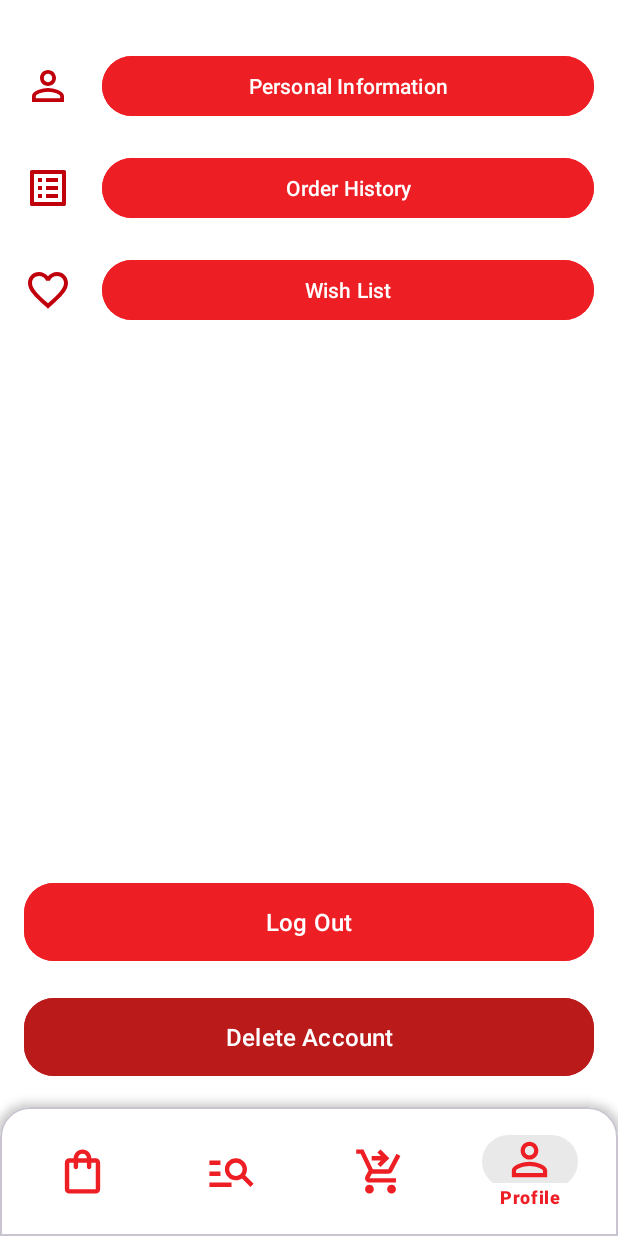
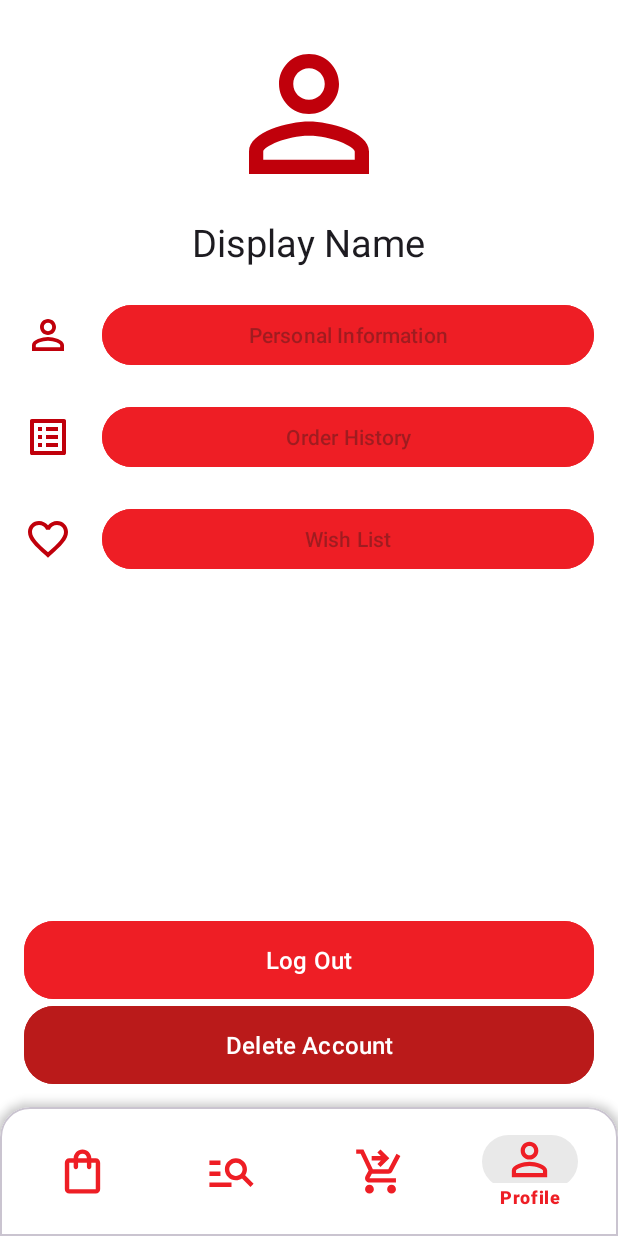
Before and after one commit to Pierce-Robinson/MediaSpace, an Android app: the screen it shows after launch once a user with an empty profile is signed in (HomeActivity), item 4 of the bottom bar chosen, on a phone screen of 412 x 824 dp. Run offline under Robolectric (Android 15) with nearby library versions, the phone set to English and light mode, and no system bars; our stand-ins replace Firebase (no records; nobody signed in at launch, a user with empty details on screens opened directly).

Commit message:
Fixed profile page and added display name

```diff
--- a/app/src/main/java/com/varsitycollege/mediaspace/data/User.kt
+++ b/app/src/main/java/com/varsitycollege/mediaspace/data/User.kt
@@ -1,4 +1,6 @@
 package com.varsitycollege.mediaspace.data
+
+import java.io.Serializable
 
 data class User(
     val id: String ?= null,
@@ -10,4 +12,4 @@ data class User(
     val deliveryAddresses: ArrayList<Delivery> ?= null,
     val orderHistory: ArrayList<Order> ?= null,
     val notifications: Boolean ?= null
-)
+) : Serializable
--- a/app/src/main/java/com/varsitycollege/mediaspace/ui/ProfileFragment.kt
+++ b/app/src/main/java/com/varsitycollege/mediaspace/ui/ProfileFragment.kt
@@ -2,6 +2,7 @@ package com.varsitycollege.mediaspace.ui
 
 import android.content.Intent
 import android.os.Bundle
+import android.text.Editable
 import android.util.Log
 import androidx.fragment.app.Fragment
 import android.view.LayoutInflater
@@ -11,11 +12,15 @@ import android.widget.Toast
 import com.google.android.material.dialog.MaterialAlertDialogBuilder
 import com.google.firebase.auth.FirebaseAuth
 import com.google.firebase.auth.FirebaseUser
+import com.google.firebase.database.DataSnapshot
+import com.google.firebase.database.DatabaseError
 import com.google.firebase.database.DatabaseReference
 import com.google.firebase.database.FirebaseDatabase
+import com.google.firebase.database.ValueEventListener
 import com.varsitycollege.mediaspace.BuildConfig
 import com.varsitycollege.mediaspace.LoginActivity
 import com.varsitycollege.mediaspace.UpdateProfileActivity
+import com.varsitycollege.mediaspace.data.User
 import com.varsitycollege.mediaspace.databinding.FragmentProfileBinding
 
 class ProfileFragment : Fragment() {
@@ -24,6 +29,8 @@ class ProfileFragment : Fragment() {
     private lateinit var auth: FirebaseAuth
     private lateinit var database: FirebaseDatabase
     private lateinit var ref: DatabaseReference
+    private var user = User()
+
     private val binding get() = _binding!!
     override fun onCreateView(
         inflater: LayoutInflater, container: ViewGroup?,
@@ -32,7 +39,7 @@ class ProfileFragment : Fragment() {
         database = FirebaseDatabase.getInstance(BuildConfig.rtdb_conn)
         _binding = FragmentProfileBinding.inflate(inflater, container, false)
 
-        //getUserData()
+        getUserData()
 
         //Handle sign out
         binding.logoutButton.setOnClickListener {
@@ -58,7 +65,7 @@ class ProfileFragment : Fragment() {
             deleteAccount()
         }
 
-        // button for personal onfo
+        // button for personal info
         binding.btnPersonalInfo.setOnClickListener {
             navigateToUpdateProfile()
         }
@@ -67,9 +74,10 @@ class ProfileFragment : Fragment() {
         return binding.root
     }
 
-    // nagivates tp the update personal information page
     private fun navigateToUpdateProfile() {
+        //Go to update profile with user data
         val intent = Intent(activity, UpdateProfileActivity::class.java)
+            .putExtra("user", user)
         startActivity(intent)
     }
 
@@ -141,7 +149,34 @@ class ProfileFragment : Fragment() {
     private fun getUserData() {
         auth = FirebaseAuth.getInstance()
         val id = auth.currentUser?.uid
+        if (id != null) {
+            ref = database.getReference("users").child(id)
 
+            // Add a ValueEventListener to get the maxDistance value
+            // Link: https://stackoverflow.com/questions/42986449/firebase-value-event-listener
+            // date: 17 October 2023
+            ref.addValueEventListener(object : ValueEventListener {
+                override fun onDataChange(dataSnapshot: DataSnapshot) {
+                    if (dataSnapshot.exists()) {
+
+                        user = dataSnapshot.getValue(User::class.java)!!
+                        val displayName = user.title + " " + user.lastName
+
+                        // Set the display name
+                        if (_binding != null) {
+                            binding.displayNameTextView.text = displayName
+                            binding.btnPersonalInfo.isEnabled = true
+                            binding.btnOrderHistory.isEnabled = true
+                            binding.btnWishList.isEnabled = true
+                        }
+                    }
+                }
+
+                override fun onCancelled(databaseError: DatabaseError) {
+                    Log.e("Database error", "databaseError.message")
+                }
+            })
+        }
     }
 
 }
--- a/app/src/main/res/layout/fragment_profile.xml
+++ b/app/src/main/res/layout/fragment_profile.xml
@@ -8,6 +8,36 @@
     android:padding="16dp"
     tools:context=".ui.ProfileFragment">
 
+    <!-- User Name and profile picture -->
+    <LinearLayout
+        android:id="@+id/userProfileSection"
+        android:layout_width="match_parent"
+        android:layout_height="wrap_content"
+        android:orientation="vertical"
+        android:gravity="center_horizontal"
+        app:layout_constraintStart_toStartOf="parent"
+        app:layout_constraintEnd_toEndOf="parent"
+        app:layout_constraintTop_toTopOf="parent">
+
+        <ImageView
+            android:id="@+id/profileImageView"
+            android:layout_width="120dp"
+            android:layout_height="120dp"
+            android:src="@drawable/icon_profile"
+            android:contentDescription="Profile Picture"
+            android:layout_gravity="center_horizontal"/>
+
+        <TextView
+            android:id="@+id/displayNameTextView"
+            android:layout_width="wrap_content"
+            android:layout_height="wrap_content"
+            android:layout_margin="8dp"
+            android:textSize="25dp"
+            android:text="Display Name"
+            android:textAppearance="@style/TextAppearance.AppCompat.Large"
+            android:layout_gravity="center_horizontal"/> <!-- Centered horizontally -->
+    </LinearLayout>
+
     <LinearLayout
         android:id="@+id/linearLayout"
         android:layout_width="match_parent"
@@ -17,7 +47,7 @@
         app:layout_constraintEnd_toEndOf="parent"
         app:layout_constraintHorizontal_bias="0.0"
         app:layout_constraintStart_toStartOf="parent"
-        app:layout_constraintTop_toTopOf="parent"
+        app:layout_constraintTop_toBottomOf="@id/userProfileSection"
         app:layout_constraintVertical_bias="0.03">
 
         <!-- Notifications Setting -->
@@ -41,6 +71,7 @@
                 android:layout_height="48dp"
                 android:layout_gravity="end"
                 android:layout_marginLeft="20dp"
+                android:enabled="false"
                 android:layout_weight="1"
                 android:height="60dp"
                 android:backgroundTint="?attr/colorSecondary"
@@ -73,6 +104,7 @@
                 android:layout_height="48dp"
                 android:layout_gravity="end"
                 android:layout_marginLeft="20dp"
+                android:enabled="false"
                 android:layout_weight="1"
                 android:height="60dp"
                 android:backgroundTint="?attr/colorSecondary"
@@ -106,6 +138,7 @@
                 android:layout_gravity="end"
                 android:layout_marginLeft="20dp"
                 android:layout_weight="1"
+                android:enabled="false"
                 android:height="60dp"
                 android:backgroundTint="?attr/colorSecondary"
                 android:checked="false"
@@ -140,7 +173,7 @@
         app:layout_constraintEnd_toEndOf="parent"
         app:layout_constraintStart_toStartOf="parent"
         app:layout_constraintTop_toBottomOf="@+id/linearLayout"
-        app:layout_constraintVertical_bias="0.68"
+        app:layout_constraintVertical_bias="0.60"
         app:strokeWidth="0dp" />
 
     <com.google.android.material.button.MaterialButton
@@ -156,7 +189,7 @@
         app:layout_constraintEnd_toEndOf="parent"
         app:layout_constraintStart_toStartOf="parent"
         app:layout_constraintTop_toBottomOf="@+id/linearLayout"
-        app:layout_constraintVertical_bias="0.823"
+        app:layout_constraintVertical_bias="0.75"
         app:strokeWidth="0dp" />
 
 </androidx.constraintlayout.widget.ConstraintLayout>
```
Also changed, not shown: app/src/main/java/com/varsitycollege/mediaspace/UpdateProfileActivity.kt (+15 -64 lines), app/src/main/java/com/varsitycollege/mediaspace/ui/CategoriesFragment.kt (+22 -30 lines), app/src/main/res/layout/activity_update_profile.xml (+23 -35 lines).
